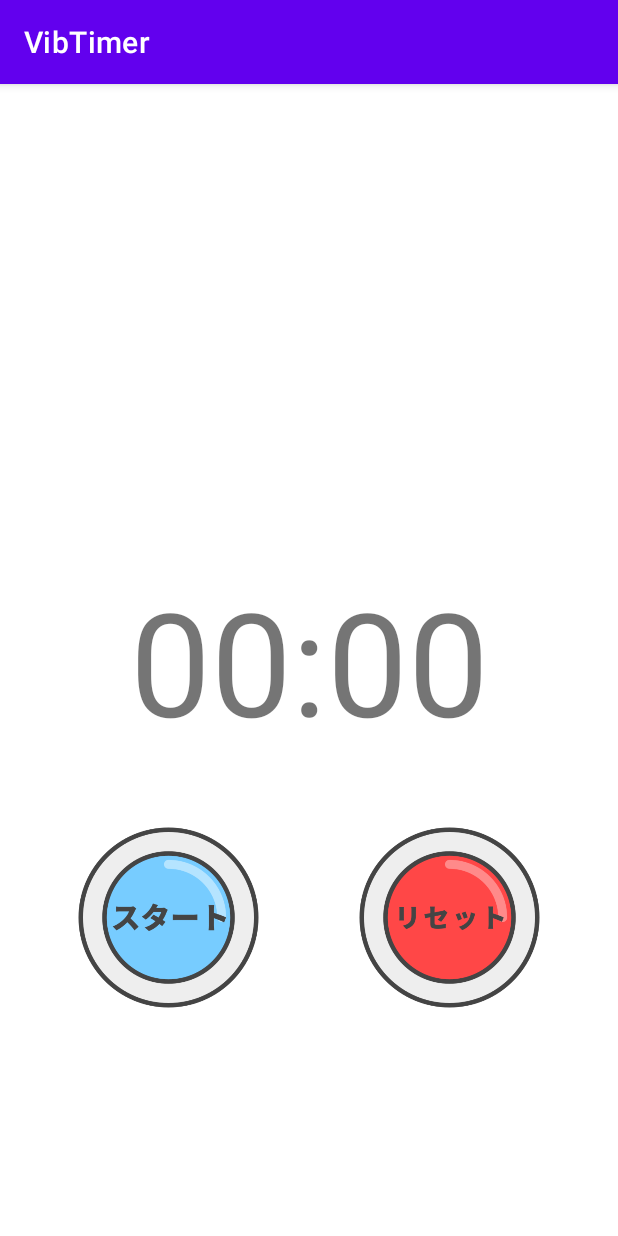
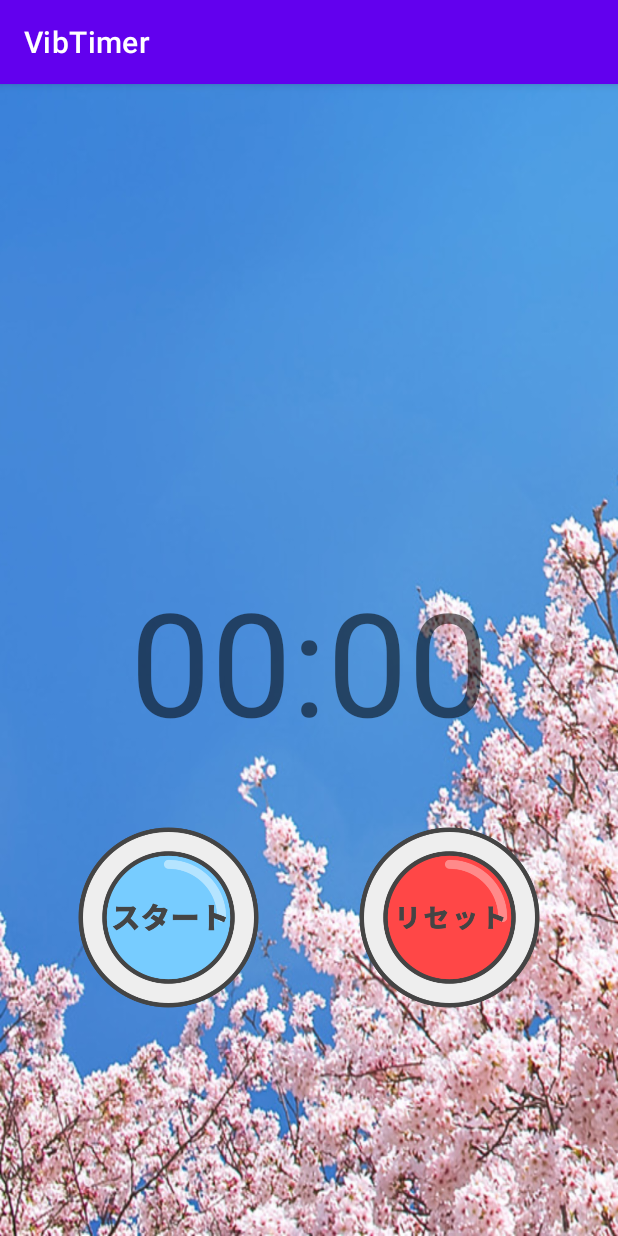
Before and after one commit to Messiah-KenTanaka/VibTimer, an Android app: the screen it shows after launch (MainActivity), on a phone screen of 412 x 824 dp. Run offline under Robolectric (Android 15) with nearby library versions, the light colour scheme and no system bars.

Commit message:
backgroundを設定

```diff
--- a/app/src/main/res/values-night/themes.xml
+++ b/app/src/main/res/values-night/themes.xml
@@ -12,5 +12,6 @@
         <!-- Status bar color. -->
         <item name="android:statusBarColor" tools:targetApi="l">?attr/colorPrimaryVariant</item>
         <!-- Customize your theme here. -->
+        <item name="android:windowBackground">@drawable/sakura</item>
     </style>
 </resources>
--- a/app/src/main/res/values/themes.xml
+++ b/app/src/main/res/values/themes.xml
@@ -12,5 +12,6 @@
         <!-- Status bar color. -->
         <item name="android:statusBarColor" tools:targetApi="l">?attr/colorPrimaryVariant</item>
         <!-- Customize your theme here. -->
+        <item name="android:windowBackground">@drawable/sakura</item>
     </style>
 </resources>
```
Also changed, not shown: app/src/main/java/com/beit_and_pear/vibtimer/MainActivity.kt (+18 -4 lines), app/src/main/res/drawable-v24/sakura.png (added).
